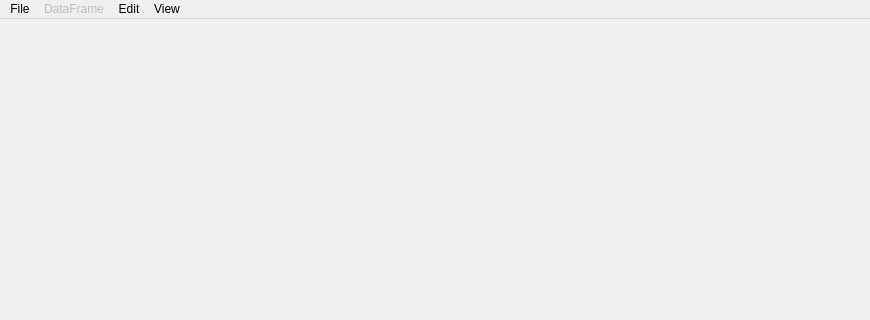
Before: the Qt Designer form mainwindow.ui in kushalkolar/MESmerize, drawn with Qt 5; both pictures show x 0 to 870 and y 0 to 320 of the 870 by 611 pixel window.
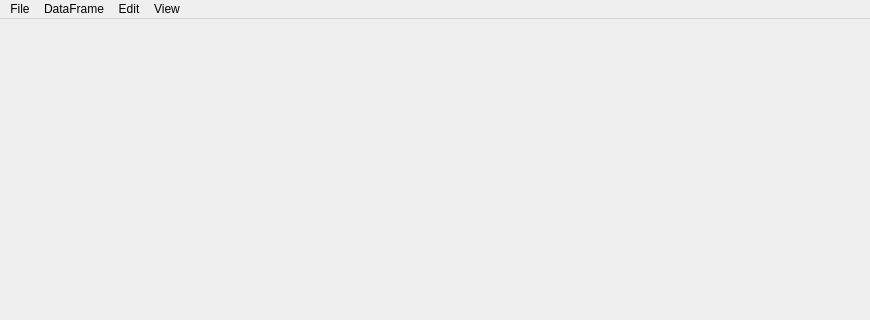
After: the same form once the commit is applied.

What changed in the file:
```diff
--- a/mainwindow.ui
+++ b/mainwindow.ui
@@ -20,7 +20,7 @@
      <x>0</x>
      <y>0</y>
      <width>870</width>
-     <height>23</height>
+     <height>22</height>
     </rect>
    </property>
    <widget class="QMenu" name="menuFile">
@@ -58,7 +58,7 @@
    </widget>
    <widget class="QMenu" name="menuDataFrame">
     <property name="enabled">
-     <bool>false</bool>
+     <bool>true</bool>
     </property>
     <property name="title">
      <string>DataFrame</string>
```
Left out of the diff: 10 changed lines with no effect on the pictures.
